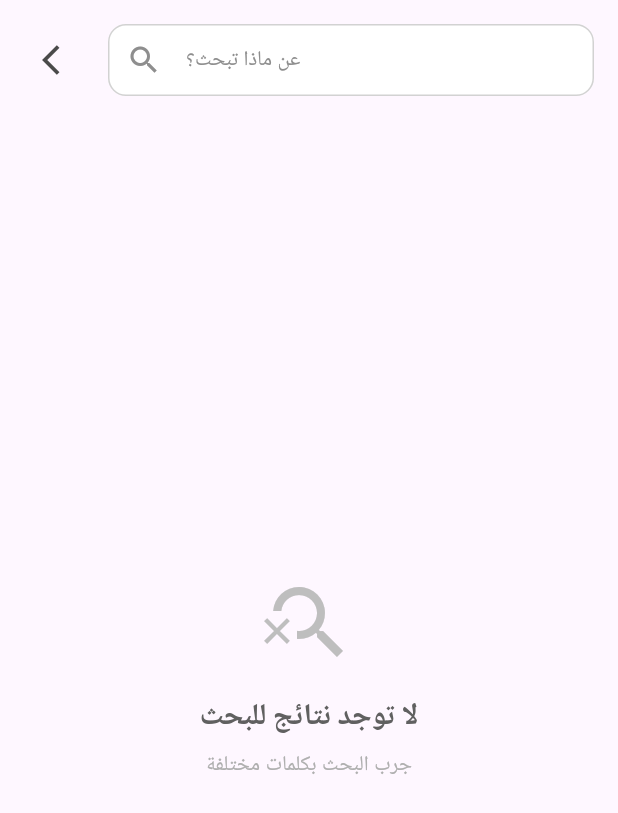
After one commit to sard-org/sard_app, a Flutter app: the SearchResultsScreen screen opened directly, on a phone screen of 412 x 824 dp. The commit adds this screen. Shown: the top 813 px of the screen. Run offline on Flutter 3.47's test engine with Material 3 defaults, Android fonts, the phone set to English and light mode, and no system bars; our stand-ins replace dio, equatable, flutter_bloc, google_fonts, image_picker, shared_preferences; accounts and stored records are empty.

Commit message:
Add search functionality with results display and API integration

```diff
--- /dev/null
+++ b/lib/src/screens/Home/search/search_books_model.dart
@@ -0,0 +1,74 @@
+class SearchBooksResponse {
+  final List<SearchBook> books;
+
+  SearchBooksResponse({required this.books});
+
+  factory SearchBooksResponse.fromJson(Map<String, dynamic> json) {
+    return SearchBooksResponse(
+      books: (json['books'] as List<dynamic>)
+          .map((book) => SearchBook.fromJson(book))
+          .toList(),
+    );
+  }
+}
+
+class SearchBook {
+  final String id;
+  final String title;
+  final String description;
+  final int? price; // Made nullable
+  final int? pricePoints;
+  final bool isFree;
+  final String cover;
+  final Author author;
+  final bool isFavorite;
+
+  SearchBook({
+    required this.id,
+    required this.title,
+    required this.description,
+    this.price, // Made optional
+    this.pricePoints,
+    required this.isFree,
+    required this.cover,
+    required this.author,
+    required this.isFavorite,
+  });
+
+  factory SearchBook.fromJson(Map<String, dynamic> json) {
+    return SearchBook(
+      id: json['id'] as String,
+      title: json['title'] as String,
+      description: json['description'] as String,
+      price: json['price'] as int?, // Safe nullable casting
+      pricePoints: json['price_points'] as int?,
+      isFree: json['is_free'] as bool? ?? false, // Default to false if missing
+      cover: json['cover'] as String,
+      author: Author.fromJson(json['Author']),
+      isFavorite:
+          json['is_favorite'] as bool? ?? false, // Default to false if missing
+    );
+  }
+
+  // Helper methods to get pricing information
+  String get priceDisplay {
+    if (isFree) return 'Free';
+    if (pricePoints != null) return '$pricePoints Points';
+    if (price != null) return '\$$price';
+    return 'Price not available';
+  }
+
+  bool get hasValidPrice => isFree || price != null || pricePoints != null;
+}
+
+class Author {
+  final String name;
+
+  Author({required this.name});
+
+  factory Author.fromJson(Map<String, dynamic> json) {
+    return Author(
+      name: json['name'] as String,
+    );
+  }
+}
--- /dev/null
+++ b/lib/src/screens/Home/search/search_results_screen.dart
@@ -0,0 +1,267 @@
+import 'package:flutter/material.dart';
+import '../../../../style/Colors.dart';
+import '../../../../style/Fonts.dart';
+import '../../AudioBook/audio_book.dart';
+import '../widgets/BookCardWidget.dart';
+import 'search_books_api_service.dart';
+import 'search_books_model.dart';
+
+class SearchResultsScreen extends StatefulWidget {
+  final String searchQuery;
+
+  const SearchResultsScreen({Key? key, required this.searchQuery})
+      : super(key: key);
+
+  @override
+  State<SearchResultsScreen> createState() => _SearchResultsScreenState();
+}
+
+class _SearchResultsScreenState extends State<SearchResultsScreen> {
+  final SearchBooksApiService _apiService = SearchBooksApiService();
+  final TextEditingController _searchController = TextEditingController();
+
+  List<SearchBook> searchResults = [];
+  bool isLoading = true;
+  String? errorMessage;
+  String currentQuery = '';
+
+  @override
+  void initState() {
+    super.initState();
+    currentQuery = widget.searchQuery;
+    _searchController.text = widget.searchQuery;
+    _performSearch(widget.searchQuery);
+  }
+
+  @override
+  void dispose() {
+    _searchController.dispose();
+    super.dispose();
+  }
+
+  Future<void> _performSearch(String query) async {
+    if (query.trim().isEmpty) {
+      setState(() {
+        searchResults = [];
+        isLoading = false;
+        errorMessage = null;
+      });
+      return;
+    }
+
+    try {
+      setState(() {
+        isLoading = true;
+        errorMessage = null;
+        currentQuery = query;
+      });
+
+      final results = await _apiService.searchBooks(query);
+
+      setState(() {
+        searchResults = results;
+        isLoading = false;
+      });
+    } catch (e) {
+      setState(() {
+        errorMessage = e.toString();
+        isLoading = false;
+      });
+    }
+  }
+
+  Widget _buildEmptyState() {
+    return Center(
+      child: Column(
+        mainAxisAlignment: MainAxisAlignment.center,
+        children: [
+          Icon(
+            Icons.search_off,
+            size: 64,
+            color: AppColors.neutral400,
+          ),
+          const SizedBox(height: 16),
+          Text(
+            'لا توجد نتائج للبحث',
+            style: AppTexts.heading3Bold.copyWith(color: AppColors.neutral800),
+          ),
+          const SizedBox(height: 8),
+          Text(
+            'جرب البحث بكلمات مختلفة',
+            style:
+                AppTexts.contentRegular.copyWith(color: AppColors.neutral500),
+            textAlign: TextAlign.center,
+          ),
+        ],
+      ),
+    );
+  }
+
+  Widget _buildErrorState() {
+    return Center(
+      child: Column(
+        mainAxisAlignment: MainAxisAlignment.center,
+        children: [
+          Icon(
+            Icons.error_outline,
+            size: 64,
+            color: AppColors.primary600,
+          ),
+          const SizedBox(height: 16),
+          Text(
+            'حدث خطأ في البحث',
+            style: AppTexts.heading3Bold.copyWith(color: AppColors.neutral800),
+          ),
+          const SizedBox(height: 8),
+          Text(
+            errorMessage ?? 'خطأ غير معروف',
+            style:
+                AppTexts.contentRegular.copyWith(color: AppColors.neutral500),
+            textAlign: TextAlign.center,
+          ),
+          const SizedBox(height: 16),
+          ElevatedButton(
+            onPressed: () => _performSearch(currentQuery),
+            style: ElevatedButton.styleFrom(
+              backgroundColor: AppColors.primary500,
+              padding: const EdgeInsets.symmetric(horizontal: 24, vertical: 12),
+            ),
+            child: Text(
+              'إعادة المحاولة',
+              style: AppTexts.contentBold.copyWith(color: Colors.white),
+            ),
+          ),
+        ],
+      ),
+    );
+  }
+
+  Widget _buildSearchHeader() {
+    return Container(
+      padding: const EdgeInsets.all(16),
+      child: Column(
+        children: [
+          Row(
+            children: [
+              IconButton(
+                onPressed: () => Navigator.pop(context),
+                icon: const Icon(
+                  Icons.arrow_back_ios,
+                  color: AppColors.neutral900,
+                ),
+              ),
+              const SizedBox(width: 8),
+              Expanded(
+                child: TextField(
+                  controller: _searchController,
+                  decoration: InputDecoration(
+                    hintText: 'عن ماذا تبحث؟',
+                    hintStyle: AppTexts.contentEmphasis
+                        .copyWith(color: AppColors.neutral600),
+                    contentPadding: const EdgeInsets.symmetric(
+                        horizontal: 16, vertical: 12),
+                    prefixIcon:
+                        const Icon(Icons.search, color: AppColors.neutral600),
+                    filled: true,
+                    fillColor: Colors.white,
+                    enabledBorder: OutlineInputBorder(
+                      borderRadius: BorderRadius.circular(12),
+                      borderSide: const BorderSide(color: AppColors.neutral300),
+                    ),
+                    focusedBorder: OutlineInputBorder(
+                      borderRadius: BorderRadius.circular(12),
+                      borderSide: const BorderSide(color: AppColors.primary600),
+                    ),
+                  ),
+                  style: AppTexts.contentEmphasis
+                      .copyWith(color: AppColors.neutral1000),
+                  textInputAction: TextInputAction.search,
+                  onSubmitted: _performSearch,
+                ),
+              ),
+            ],
+          ),
+          if (currentQuery.isNotEmpty && !isLoading) ...[
+            const SizedBox(height: 12),
+            Row(
+              children: [
+                Text(
+                  'نتائج البحث عن: ',
+                  style: AppTexts.contentRegular
+                      .copyWith(color: AppColors.neutral600),
+                ),
+                Text(
+                  '"$currentQuery"',
+                  style: AppTexts.contentBold
+                      .copyWith(color: AppColors.primary600),
+                ),
+                const Spacer(),
+                Text(
+                  '${searchResults.length} نتيجة',
+                  style: AppTexts.contentRegular
+                      .copyWith(color: AppColors.neutral600),
+                ),
+              ],
+            ),
+          ],
+        ],
+      ),
+    );
+  }
+
+  @override
+  Widget build(BuildContext context) {
+    return Scaffold(
+      body: SafeArea(
+        child: Column(
+          children: [
+            _buildSearchHeader(),
+            Expanded(
+              child: isLoading
+                  ? const Center(
+                      child: CircularProgressIndicator(
+                        color: AppColors.primary700,
+                      ),
+                    )
+                  : errorMessage != null
+                      ? _buildErrorState()
+                      : searchResults.isEmpty
+                          ? _buildEmptyState()
+                          : ListView.builder(
+                              padding: const EdgeInsets.symmetric(
+                                  horizontal: 16, vertical: 8),
+                              itemCount: searchResults.length,
+                              physics: const BouncingScrollPhysics(),
+                              itemBuilder: (context, index) {
+                                final book = searchResults[index];
+                                return Padding(
+                                  padding: const EdgeInsets.only(bottom: 16),
+                                  child: BookCardWidget(
+                                    author: book.author.name,
+                                    title: book.title,
+                                    description: book.description,
+                                    imageUrl: book.cover,
+                                    is_favorite: book.isFavorite,
+                                    price: book.isFree ? null : book.price,
+                                    pricePoints: book.pricePoints,
+                                    isFree: book.isFree,
+                                    onTap: () {
+                                      Navigator.push(
+                                        context,
+                                        MaterialPageRoute(
+                                          builder: (context) =>
+                                              AudioBookScreen(),
+                                        ),
+                                      );
+                                    },
+                                  ),
+                                );
+                              },
+                            ),
+            ),
+          ],
+        ),
+      ),
+    );
+  }
+}
```
Also changed, not shown: lib/src/screens/Home/home.dart (+21 -5 lines), lib/src/screens/Home/search/search_books_api_service.dart (added, +38 -0 lines).
